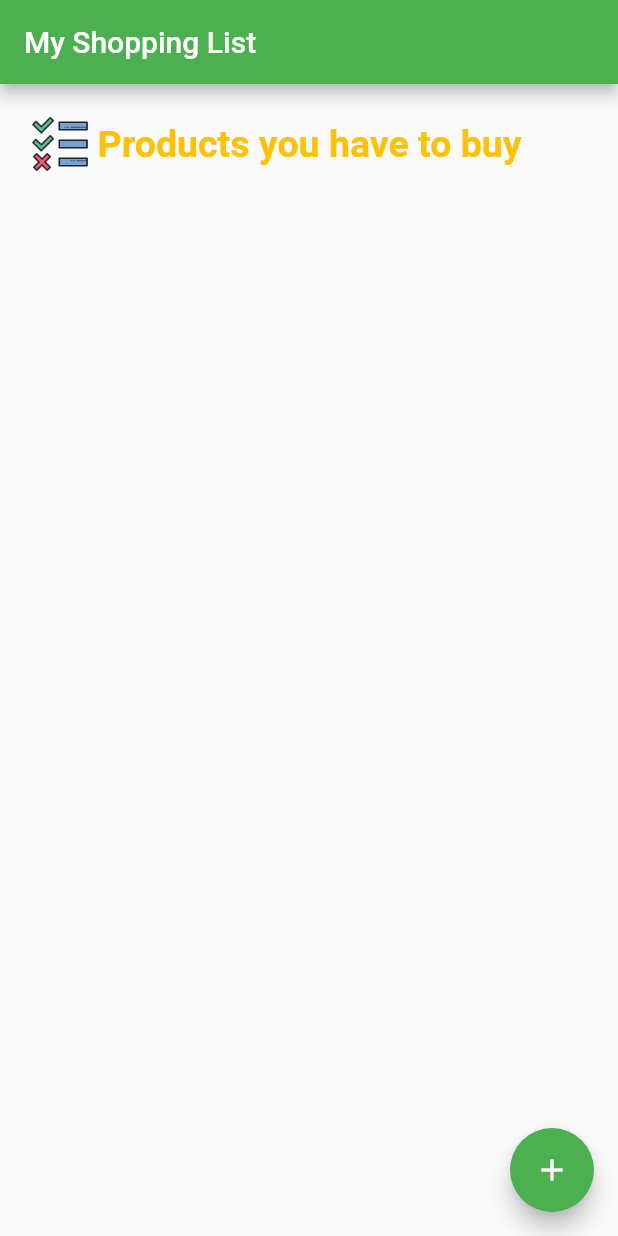
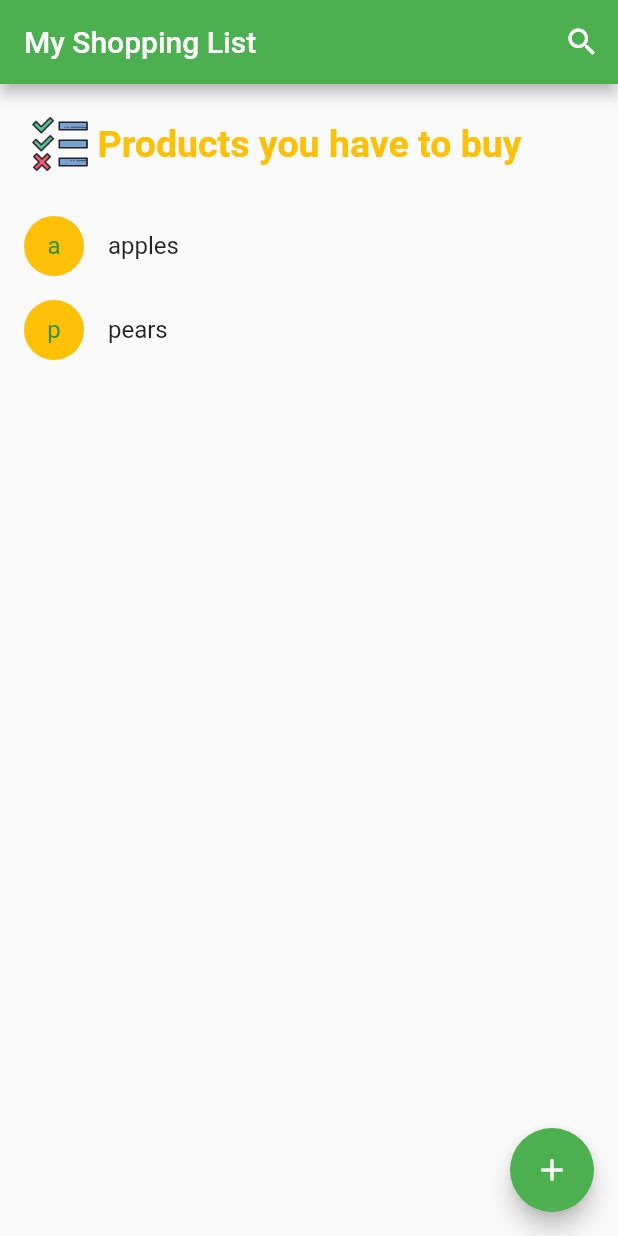
Before and after one commit to topogibra/l5_iot, a Flutter app: the screen it shows after launch, on a phone screen of 412 x 824 dp. Run offline on Flutter 3.47's test engine with Material 2 defaults, Android fonts, the phone set to English and light mode, and no system bars; missing offline and left inert: dart:ffi.

Commit message:
Add searchbar

```diff
--- a/lib/main.dart
+++ b/lib/main.dart
@@ -2,7 +2,7 @@ import 'dart:ffi';
 
 import 'package:flutter/material.dart';
 import 'package:flutter/services.dart';
-import 'package:l5_iot/pages/prouctPage.dart';
+import 'package:l5_iot/pages/productPage.dart';
 import 'package:l5_iot/product.dart';
 
 void main() {
@@ -56,9 +56,17 @@ class _MyHomePageState extends State<MyHomePage> {
   final TextEditingController priceTextFieldController =
       TextEditingController();
   final TextEditingController qttyTextFieldController = TextEditingController();
+  final TextEditingController searchFilterController = TextEditingController();
 
-  List<Product> shoppingCart = [];
+  List<Product> shoppingCart = [
+    Product(name: "apples", price: 2.0, quantity: 4),
+    Product(name: "pears", price: 2.0, quantity: 4)
+  ];
   List<Product> favorites = [];
+  List<Product> searchingList = [];
+
+  Widget searchBar;
+  bool searchIcon = true;
 
   @override
   Widget build(BuildContext context) {
@@ -68,11 +76,74 @@ class _MyHomePageState extends State<MyHomePage> {
     // The Flutter framework has been optimized to make rerunning build methods
     // fast, so that you can just rebuild anything that needs updating rather
     // than having to individually change instances of widgets.
+    List<Product> listProducts = (searchIcon) ? shoppingCart : searchingList;
+    var listView = Expanded(
+      child: ListView.builder(
+          itemCount: listProducts.length,
+          itemBuilder: (context, index) {
+            return ShoppingListItem(
+              product: listProducts[index],
+              inCart: listProducts.contains(listProducts[index]),
+              onCartChanged: onCartChanged,
+              onSwipeEndToStart: onSwipeEndToStart,
+              onSwipeStartToEnd: onSwipeStartToEnd,
+            );
+          }),
+    );
+
+    if (searchBar == null) searchBar = Text(widget.title);
+
     return Scaffold(
       appBar: AppBar(
         // Here we take the value from the MyHomePage object that was created by
         // the App.build method, and use it to set our appbar title.
-        title: Text(widget.title),
+        title: searchBar,
+        actions: [
+          if (this.searchIcon)
+            IconButton(
+                onPressed: () {
+                  setState(() {
+                    this.searchingList = [];
+                    this.searchIcon = false;
+                    this.searchBar = Container(
+                      width: double.infinity,
+                      height: 40,
+                      decoration: BoxDecoration(
+                          color: Colors.white,
+                          borderRadius: BorderRadius.circular(5)),
+                      child: Center(
+                        child: TextField(
+                          decoration: InputDecoration(
+                              hintText: 'Search...',
+                              contentPadding: EdgeInsets.all(5),
+                              suffixIcon: IconButton(
+                                icon: Icon(Icons.cancel),
+                                onPressed: () {
+                                  setState(() {
+                                    this.searchIcon = true;
+                                    this.searchBar = Text(widget.title);
+                                    this.searchFilterController.clear();
+                                  });
+                                },
+                              )),
+                          controller: this.searchFilterController,
+                          onChanged: (String value) async {
+                            this.searchingList.clear();
+                            this.shoppingCart.forEach((product) {
+                              if (product.name.contains(value)) {
+                                setState(() {
+                                  this.searchingList.add(product);
+                                });
+                              }
+                            });
+                          },
+                        ),
+                      ),
+                    );
+                  });
+                },
+                icon: Icon(Icons.search))
+        ],
       ),
       body: Center(
         // Center is a layout widget. It takes a single child and positions it
@@ -100,19 +171,7 @@ class _MyHomePageState extends State<MyHomePage> {
                 ],
               ),
             ),
-            Expanded(
-              child: ListView.builder(
-                  itemCount: shoppingCart.length,
-                  itemBuilder: (context, index) {
-                    return ShoppingListItem(
-                      product: shoppingCart[index],
-                      inCart: shoppingCart.contains(shoppingCart[index]),
-                      onCartChanged: onCartChanged,
-                      onSwipeEndToStart: onSwipeEndToStart,
-                      onSwipeStartToEnd: onSwipeStartToEnd,
-                    );
-                  }),
-            )
+            listView
           ],
         ),
       ),
@@ -197,7 +256,11 @@ class _MyHomePageState extends State<MyHomePage> {
   }
 
   void onCartChanged(Product product, bool inCart) {
-    Navigator.push(context,MaterialPageRoute(builder: (context) => ProductPage(key: Key(product.name),product: product)));
+    Navigator.push(
+        context,
+        MaterialPageRoute(
+            builder: (context) =>
+                ProductPage(key: Key(product.name), product: product)));
   }
 
   bool onSwipeStartToEnd(Product product) {
--- a/lib/pages/productPage.dart
+++ b/lib/pages/productPage.dart
@@ -11,7 +11,8 @@ class ProductPage extends StatelessWidget {
         appBar: AppBar(
           title: Text(product.name),
         ),
-      body: Column(
+        body: Center(
+          child: Column(
             mainAxisAlignment: MainAxisAlignment.center,
             mainAxisSize: MainAxisSize.max,
             children: [
@@ -20,6 +21,6 @@ class ProductPage extends StatelessWidget {
               Text('Quantity: ' + product.quantity.toStringAsFixed(2))
             ],
           ),
-    );
+        ));
   }
 }
```
Lines whose indentation alone changed are shown as unchanged.
